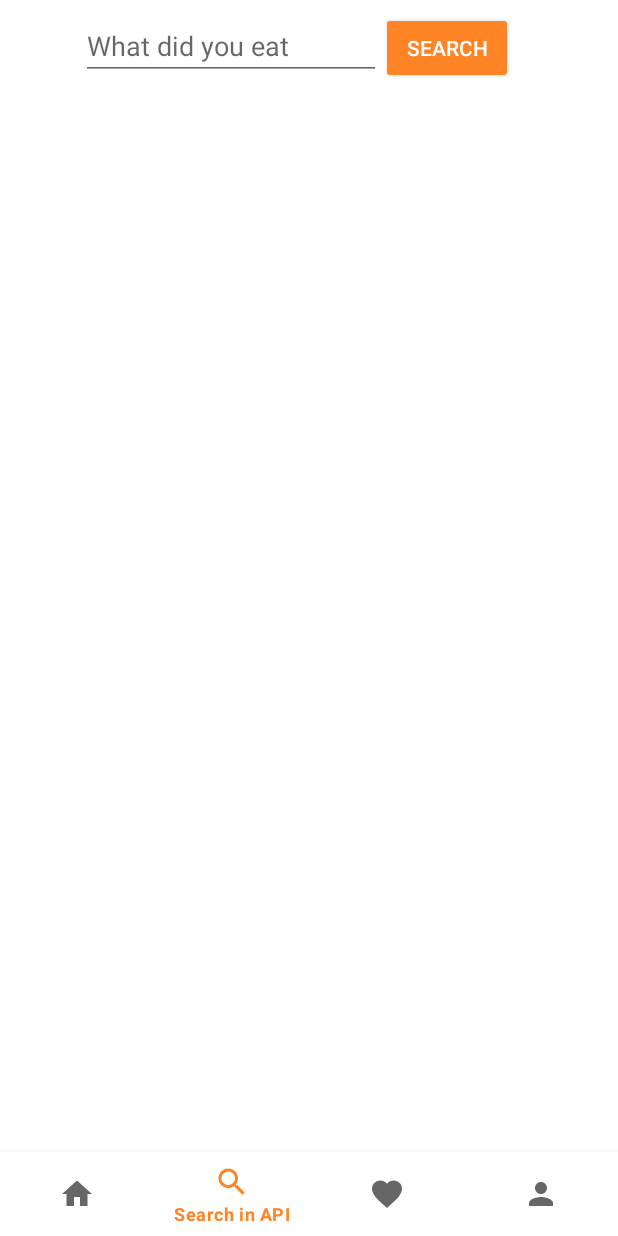
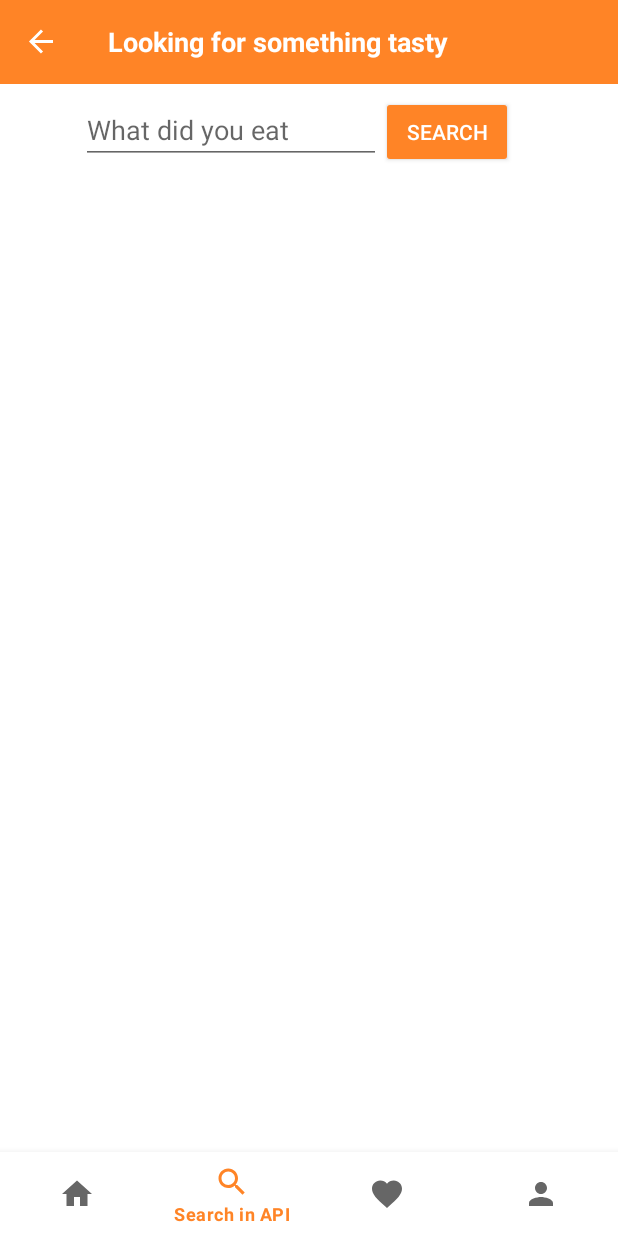
Before and after one commit to prekogdevs/lightweight, an Android app: the SearchFragment screen opened through its navigation route, on a phone screen of 412 x 824 dp. Run offline under Robolectric (Android 15) with nearby library versions, the phone set to English and light mode, and no system bars; our stand-ins replace data binding, navigation-ui; libraries missing offline, so code that uses them is left out: com.wdullaer.materialdatetimepicker.

Commit message:
Toolbar extracted, BottomNavigation visibility changes

```diff
--- a/app/src/main/java/com/android/project/lightweight/MainActivity.kt
+++ b/app/src/main/java/com/android/project/lightweight/MainActivity.kt
@@ -1,19 +1,32 @@
 package com.android.project.lightweight
 
 import android.os.Bundle
+import android.view.View
 import androidx.appcompat.app.AppCompatActivity
 import androidx.databinding.DataBindingUtil
 import androidx.navigation.fragment.NavHostFragment
 import androidx.navigation.ui.setupWithNavController
 import com.android.project.lightweight.databinding.ActivityMainBinding
+import com.google.android.material.bottomnavigation.BottomNavigationView
 
 class MainActivity : AppCompatActivity() {
+
+    private lateinit var bottomNavigationView: BottomNavigationView
+
     override fun onCreate(savedInstanceState: Bundle?) {
         super.onCreate(savedInstanceState)
         val binding: ActivityMainBinding = DataBindingUtil.setContentView(this, R.layout.activity_main)
-        val bottomNavigationView = binding.bottomNavigation
+        bottomNavigationView = binding.bottomNavigation
         val navHostFragment = supportFragmentManager.findFragmentById(R.id.nav_host_fragment) as NavHostFragment
         val navController = navHostFragment.navController
         bottomNavigationView.setupWithNavController(navController)
     }
+
+    fun showBottomNavigation() {
+        bottomNavigationView.visibility = View.VISIBLE
+    }
+
+    fun hideBottomNavigation() {
+        bottomNavigationView.visibility = View.GONE
+    }
 }
--- a/app/src/main/java/com/android/project/lightweight/fragments/DiaryFragment.kt
+++ b/app/src/main/java/com/android/project/lightweight/fragments/DiaryFragment.kt
@@ -6,14 +6,28 @@ import android.view.View
 import android.view.ViewGroup
 import androidx.databinding.DataBindingUtil
 import androidx.fragment.app.Fragment
+import androidx.navigation.fragment.findNavController
 import com.android.project.lightweight.R
+import com.android.project.lightweight.data.adapters.FoodAdapter
+import com.android.project.lightweight.data.adapters.OnFoodClickListener
 import com.android.project.lightweight.databinding.FragmentDiaryBinding
+import com.android.project.lightweight.network.Food
 import com.android.project.lightweight.utilities.UIUtils
 import com.wdullaer.materialdatetimepicker.date.DatePickerDialog
 
 class DiaryFragment : Fragment(), DatePickerDialog.OnDateSetListener {
 
     private lateinit var binding: FragmentDiaryBinding
+    private val navController by lazy {
+        findNavController()
+    }
+    private val foodAdapter by lazy {
+        FoodAdapter(object : OnFoodClickListener {
+            override fun onClick(food: Food) {
+                navController.navigate(DiaryFragmentDirections.actionDiaryFragmentToDetailsFragment(food))
+            }
+        })
+    }
 
     override fun onCreateView(inflater: LayoutInflater, container: ViewGroup?, savedInstanceState: Bundle?): View? {
         binding = DataBindingUtil.inflate(inflater, R.layout.fragment_diary, container, false)
@@ -22,6 +36,14 @@ class DiaryFragment : Fragment(), DatePickerDialog.OnDateSetListener {
             val dialog = UIUtils.createDatePickerDialog(requireContext(), this)
             dialog.show(parentFragmentManager, "Datepickerdialog")
         }
+
+        val foods = listOf(Food(1, "Fincsi kaja", listOf()), Food(2, "Fincsi kaja2", listOf()), Food(3, "Fincsi kaja3", listOf()))
+        foodAdapter.submitList(foods)
+        binding.diaryRecyclerview.apply {
+            adapter = foodAdapter
+            setHasFixedSize(true)
+        }
+
         return binding.root
     }
 
--- a/app/src/main/java/com/android/project/lightweight/fragments/SearchFragment.kt
+++ b/app/src/main/java/com/android/project/lightweight/fragments/SearchFragment.kt
@@ -8,6 +8,8 @@ import androidx.databinding.DataBindingUtil
 import androidx.fragment.app.Fragment
 import androidx.lifecycle.ViewModelProvider
 import androidx.navigation.fragment.findNavController
+import androidx.navigation.ui.AppBarConfiguration
+import androidx.navigation.ui.setupWithNavController
 import com.android.project.lightweight.R
 import com.android.project.lightweight.data.SearchViewModel
 import com.android.project.lightweight.data.adapters.FoodAdapter
@@ -15,6 +17,8 @@ import com.android.project.lightweight.data.adapters.OnFoodClickListener
 import com.android.project.lightweight.databinding.FragmentSearchBinding
 import com.android.project.lightweight.network.Food
 import com.android.project.lightweight.utilities.UIUtils
+import kotlinx.android.synthetic.main.fragment_details.view.*
+import kotlinx.android.synthetic.main.toolbar.view.*
 
 class SearchFragment : Fragment() {
 
@@ -29,6 +33,10 @@ class SearchFragment : Fragment() {
                 findNavController().navigate(SearchFragmentDirections.actionSearchFragmentToDetailsFragment(food))
             }
         })
+    }
+
+    private val navController by lazy {
+        findNavController()
     }
 
     override fun onCreateView(inflater: LayoutInflater, container: ViewGroup?,savedInstanceState: Bundle?): View? {
@@ -62,4 +70,10 @@ class SearchFragment : Fragment() {
 
         return binding.root
     }
+
+    // Source: https://developer.android.com/guide/navigation/navigation-ui#support_app_bar_variations
+    override fun onViewCreated(view: View, savedInstanceState: Bundle?) {
+        val appBarConfig = AppBarConfiguration(navController.graph)
+        view.includedLayout.toolbar.setupWithNavController(navController, appBarConfig)
+    }
 }
--- a/app/src/main/res/layout/fragment_search.xml
+++ b/app/src/main/res/layout/fragment_search.xml
@@ -15,6 +15,10 @@
         android:layout_height="match_parent"
         tools:context=".fragments.SearchFragment">
 
+        <include
+            android:id="@+id/includedLayout"
+            layout="@layout/toolbar" />
+
         <RelativeLayout
             android:id="@+id/linearLayout"
             android:layout_width="match_parent"
@@ -22,7 +26,7 @@
             android:gravity="center_horizontal"
             app:layout_constraintEnd_toEndOf="parent"
             app:layout_constraintStart_toStartOf="parent"
-            app:layout_constraintTop_toTopOf="parent">
+            app:layout_constraintTop_toBottomOf="@+id/includedLayout">
 
             <EditText
                 android:id="@+id/edtFood"
@@ -36,12 +40,12 @@
 
             <Button
                 android:id="@+id/btnSearch"
+                style="@style/Widget.AppCompat.Button.Colored"
                 android:layout_width="wrap_content"
                 android:layout_height="wrap_content"
                 android:layout_alignParentEnd="true"
                 android:layout_marginTop="8dp"
                 android:layout_marginEnd="16dp"
-                style="@style/Widget.AppCompat.Button.Colored"
                 android:text="@string/btnSearchText" />
 
         </RelativeLayout>
--- /dev/null
+++ b/app/src/main/res/layout/toolbar.xml
@@ -0,0 +1,23 @@
+<?xml version="1.0" encoding="utf-8"?>
+<LinearLayout xmlns:android="http://schemas.android.com/apk/res/android"
+    android:layout_width="match_parent"
+    android:layout_height="wrap_content">
+
+    <androidx.appcompat.widget.Toolbar
+        android:id="@+id/toolbar"
+        android:layout_width="match_parent"
+        android:layout_height="wrap_content"
+        android:background="@color/colorPrimary"
+        android:theme="@style/ThemeOverlay.AppCompat.Dark.ActionBar">
+
+        <TextView
+            android:id="@+id/toolbarTextView"
+            android:layout_width="match_parent"
+            android:layout_height="wrap_content"
+            android:textAppearance="@style/TextAppearance.AppCompat.Medium"
+            android:textColor="#FFFFFF"
+            android:textSize="18sp"
+            android:textStyle="bold"
+            android:text="@string/toolbarDefaultText" />
+    </androidx.appcompat.widget.Toolbar>
+</LinearLayout>
--- a/app/src/main/res/navigation/navigation.xml
+++ b/app/src/main/res/navigation/navigation.xml
@@ -25,5 +25,9 @@
         android:id="@+id/diaryFragment"
         android:name="com.android.project.lightweight.fragments.DiaryFragment"
         android:label="Your Diary"
-        tools:layout="@layout/fragment_diary" />
+        tools:layout="@layout/fragment_diary" >
+        <action
+            android:id="@+id/action_diaryFragment_to_detailsFragment"
+            app:destination="@id/detailsFragment" />
+    </fragment>
 </navigation>
--- a/app/src/main/res/values/strings.xml
+++ b/app/src/main/res/values/strings.xml
@@ -15,4 +15,5 @@
     <string name="search_in_fav">Search in FAV</string>
     <string name="profile">Profile</string>
     <string name="btnSaveText">Save</string>
+    <string name="toolbarDefaultText">Looking for something tasty</string>
 </resources>
```
Also changed, not shown: app/src/main/java/com/android/project/lightweight/fragments/DetailsFragment.kt (+19 -6 lines), app/src/main/res/layout/fragment_details.xml (+7 -24 lines), app/src/main/res/layout/fragment_diary.xml (+13 -1 lines).
